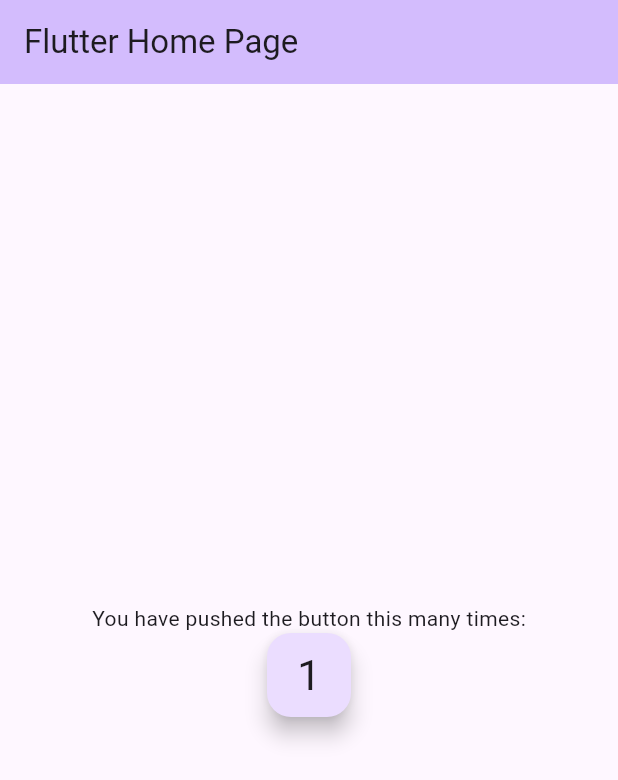
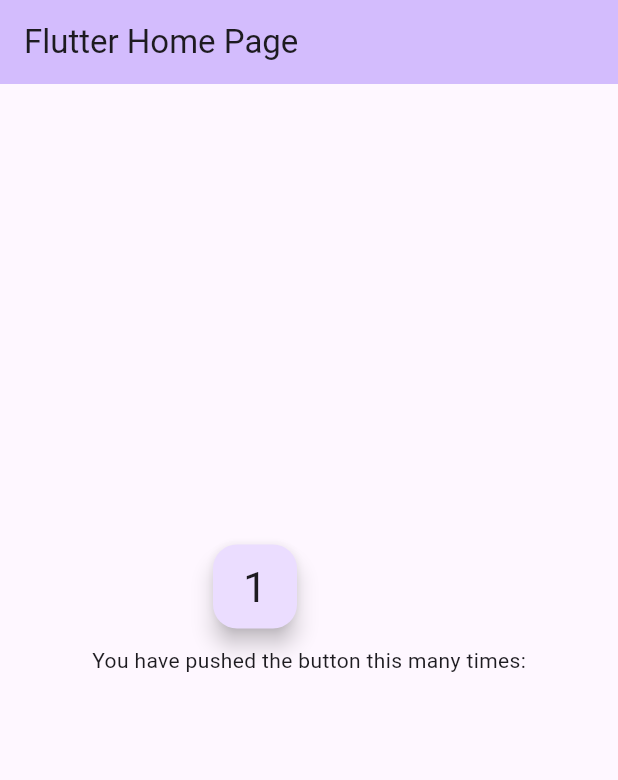
Before and after one commit to LoonyRhombus/flutter_learning, a Flutter app: the screen it shows after launch, after a tap on an icon or button, on a phone screen of 412 x 824 dp. Shown: the top 780 px of the screen. Run offline on Flutter 3.47's test engine with Material 3 defaults, Android fonts, the phone set to English and light mode, and no system bars.

Commit message:
OMGTheBestButtonEver

```diff
--- a/lib/main.dart
+++ b/lib/main.dart
@@ -1,3 +1,6 @@
+import 'dart:async';
+import 'dart:math';
+
 import 'package:flutter/material.dart';
 
 void main() {
@@ -29,47 +32,86 @@ class MyHomePage extends StatefulWidget {
 }
 
 class _MyHomePageState extends State<MyHomePage> {
-  int _counter = 0;
-
-  void _incrementCounter() {
-    setState(() {
-      _counter++;
-    });
-  }
+  int _counter = -1;
+  int rndBottom = 0;
+  int rndLeft = 0;
 
   @override
   Widget build(BuildContext context) {
+    int generateRandomNumber(int min, int max) {
+      var random = Random();
+      return min + random.nextInt(max - min + 1);
+    }
+    int getMaxHeight() {
+      int screenHeight = 0;
+      return screenHeight = (MediaQuery.of(context).size.height).toInt()-112;
+    }
+    int getMaxWidth() {
+      int screenWidth = 0;
+      return screenWidth = (MediaQuery.of(context).size.width).toInt()-56;
+    }
+    void jumpTheButton(){
+      rndBottom = generateRandomNumber(0, getMaxHeight());
+      rndLeft = generateRandomNumber(0, getMaxWidth());
+    }
+    void timerButtonJumpingWhatever() {
+      Timer.periodic(Duration(milliseconds: 750), (timer) {
+        if (_counter > 10){
+          timer.cancel();
+        }
+        else{
+          setState(() {
+            jumpTheButton();
+          });
+        }
+      });
+    }
+    void incrementCounter() {
+      setState(() {
+        _counter++;
+        //jumpTheButton();
+      });
+    }
+    if (_counter < 0) {
+      _counter++;
+      timerButtonJumpingWhatever();
+    }
     return Scaffold(
       appBar: AppBar(
         backgroundColor: Theme.of(context).colorScheme.inversePrimary,
         title: Text(widget.title),
       ),
-    body: Center(
-      child: Stack(
+      body: Stack(
         alignment: Alignment.center,
         children: <Widget>[
-          Column(
+          Center(
+            child: Column(
               mainAxisAlignment: MainAxisAlignment.center,
-            children: <Widget> [
+              children: <Widget>[
                 const Text('You have pushed the button this many times:'),
                 //const SizedBox(height: 20), // Kis távolság a szöveg és a gomb között
-              FloatingActionButton(
-                onPressed: _incrementCounter,
+              ],
+            ),
+          ),
+          AnimatedPositioned(
+            duration: const Duration(milliseconds: 300),
+            bottom: -50 + (_counter * 10),
+            child: Text("Congratulations"),
+          ),
+          AnimatedPositioned(
+            duration: const Duration(milliseconds: 200),
+            bottom: rndBottom * 1,
+            left: rndLeft * 1,
+            child: FloatingActionButton(
+              onPressed: incrementCounter,
               tooltip: 'Increment',
               child: Text(
                 '$_counter',
                 style: Theme.of(context).textTheme.headlineMedium,
               ),
             ),
-            ],
-          ),
-          AnimatedPositioned(
-            duration: const Duration(milliseconds: 300),
-            bottom: -50 + (_counter * 10),
-            child: Text('Congratulations'),
           ),
         ],
-      ),
       ),
     );
   }
```
Lines whose indentation alone changed are shown as unchanged.
